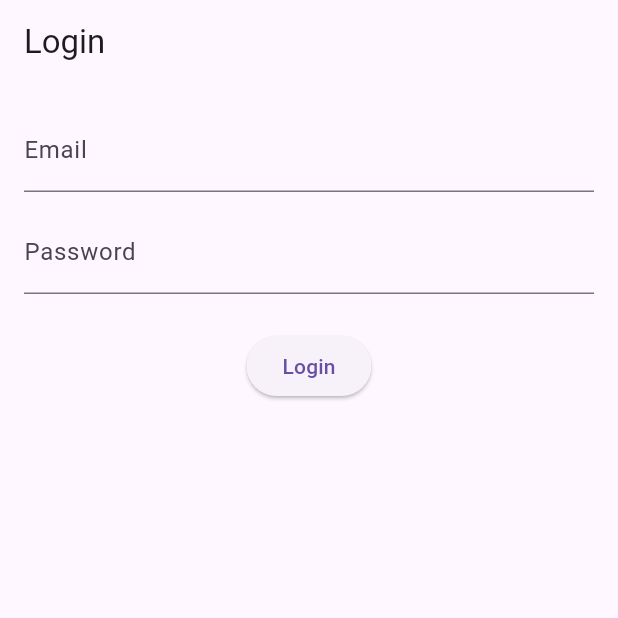
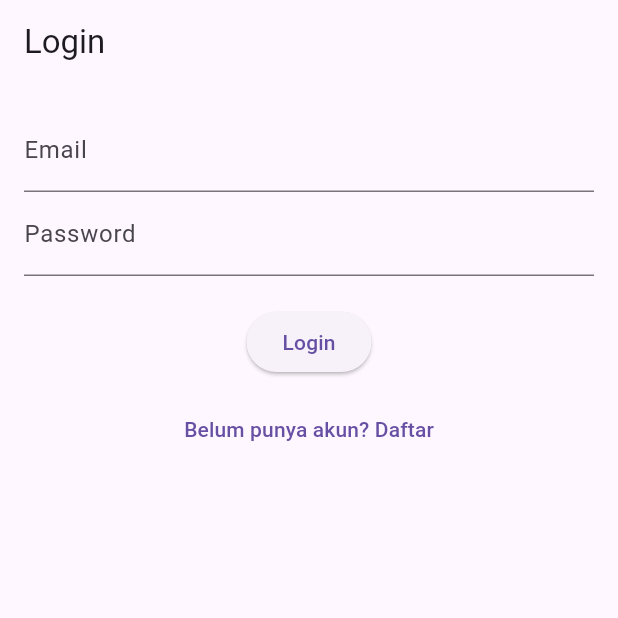
Before and after one commit to gizhapasya/tiketfix, a Flutter app: the screen it shows after launch, on a phone screen of 412 x 824 dp, the top half of it. Run offline on Flutter 3.47's test engine with Material 3 defaults, Android fonts, the phone set to English and light mode, and no system bars; our stand-ins replace shared_preferences.

Commit message:
update register login dan main

```diff
--- /dev/null
+++ b/devtools_options.yaml
@@ -0,0 +1,3 @@
+description: This file stores settings for Dart & Flutter DevTools.
+documentation: https://docs.flutter.dev/tools/devtools/extensions#configure-extension-enablement-states
+extensions:
--- a/lib/main.dart
+++ b/lib/main.dart
@@ -1,7 +1,6 @@
 import 'package:flutter/material.dart';
-import 'package:tiketfix/core/app_routes.dart';
-import 'package:tiketfix/presentation/pages/login_page.dart';
-import 'package:tiketfix/presentation/pages/home_page.dart';
+import 'presentation/pages/login_page.dart';
+
 void main() {
   runApp(const TicketFixApp());
 }
@@ -11,14 +10,9 @@ class TicketFixApp extends StatelessWidget {
 
   @override
   Widget build(BuildContext context) {
-    return MaterialApp(
-      title: 'TiketFix',
+    return const MaterialApp(
       debugShowCheckedModeBanner: false,
-      initialRoute: AppRoutes.login,
-      routes: {
-        AppRoutes.login: (context) => const LoginPage(),
-        AppRoutes.home: (context) => const HomePage(),
-      },
+      home: LoginPage(),
     );
   }
 }
--- a/lib/presentation/pages/home_page.dart
+++ b/lib/presentation/pages/home_page.dart
@@ -1,7 +1,7 @@
 import 'package:flutter/material.dart';
 import 'package:tiketfix/presentation/pages/widgets/controllers/movie_card.dart';
 import 'package:tiketfix/core/app_routes.dart';
-import 'package:tiketfix/data/models/detasources/repositories/dummy/movie_dummy.dart';
+import 'package:tiketfix/data/models/datasources/repositories/dummy/movie_dummy.dart';
 
 class HomePage extends StatelessWidget {
   const HomePage({super.key});
--- a/lib/presentation/pages/login_page.dart
+++ b/lib/presentation/pages/login_page.dart
@@ -1,8 +1,18 @@
 import 'package:flutter/material.dart';
-import 'package:tiketfix/core/app_routes.dart';
+import 'package:tiketfix/data/models/datasources/user_local_storage.dart';
+import 'home_page.dart';
+import 'register_page.dart';
 
-class LoginPage extends StatelessWidget {
+class LoginPage extends StatefulWidget {
   const LoginPage({super.key});
+
+  @override
+  State<LoginPage> createState() => _LoginPageState();
+}
+
+class _LoginPageState extends State<LoginPage> {
+  final emailController = TextEditingController();
+  final passwordController = TextEditingController();
 
   @override
   Widget build(BuildContext context) {
@@ -13,26 +23,47 @@ class LoginPage extends StatelessWidget {
         child: Column(
           children: [
             TextField(
-              decoration: const InputDecoration(
-                labelText: 'Email',
-              ),
+              controller: emailController,
+              decoration: const InputDecoration(labelText: 'Email'),
             ),
-            const SizedBox(height: 12),
             TextField(
+              controller: passwordController,
+              decoration: const InputDecoration(labelText: 'Password'),
               obscureText: true,
-              decoration: const InputDecoration(
-                labelText: 'Password',
-              ),
             ),
-            const SizedBox(height: 24),
+            const SizedBox(height: 20),
             ElevatedButton(
+              onPressed: () async {
+                final success = await UserLocalStorage.login(
+                  emailController.text,
+                  passwordController.text,
+                );
+
+                if (success) {
+                  Navigator.pushReplacement(
+                    context,
+                    MaterialPageRoute(
+                        builder: (_) => const HomePage()),
+                  );
+                } else {
+                  ScaffoldMessenger.of(context).showSnackBar(
+                    const SnackBar(
+                        content: Text('Email atau password salah')),
+                  );
+                }
+              },
+              child: const Text('Login'),
+            ),
+            const SizedBox(height: 10),
+            TextButton(
               onPressed: () {
-                Navigator.pushReplacementNamed(
+                Navigator.push(
                   context,
-                  AppRoutes.home,
+                  MaterialPageRoute(
+                      builder: (_) => const RegisterPage()),
                 );
               },
-              child: const Text('Login'),
+              child: const Text('Belum punya akun? Daftar'),
             )
           ],
         ),
```
Also changed, not shown: lib/data/models/datasources/user_local_storage.dart (added, +33 -0 lines), lib/presentation/pages/register_page.dart (+19 -10 lines), lib/data/models/datasources/repositories/dummy/movie_dummy.dart (renamed from lib/data/models/detasources/repositories/dummy/movie_dummy.dart).
